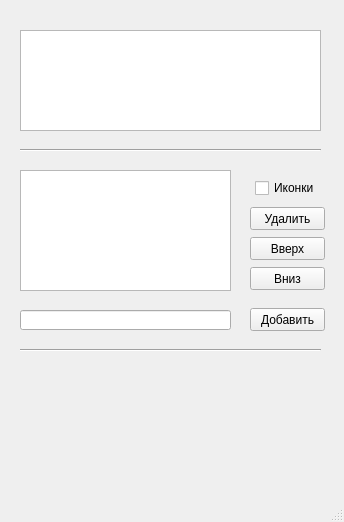
This is mainwindow.ui in renkeles/QtC_lesson_2 as Qt 5 draws it before an edit. The edited form follows.
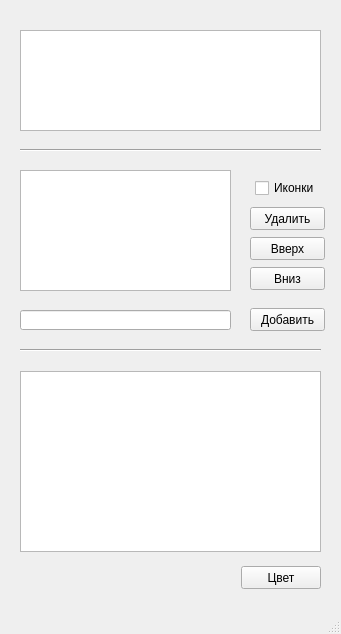
This is the edited form.

Diff of the .ui file:
```diff
--- a/mainwindow.ui
+++ b/mainwindow.ui
@@ -6,8 +6,8 @@
    <rect>
     <x>0</x>
     <y>0</y>
-    <width>344</width>
-    <height>522</height>
+    <width>341</width>
+    <height>634</height>
    </rect>
   </property>
   <property name="windowTitle">
@@ -138,6 +138,29 @@
      <string>Добавить</string>
     </property>
    </widget>
+   <widget class="QTableView" name="tableView">
+    <property name="geometry">
+     <rect>
+      <x>20</x>
+      <y>371</y>
+      <width>301</width>
+      <height>181</height>
+     </rect>
+    </property>
+   </widget>
+   <widget class="QPushButton" name="pushButton_color">
+    <property name="geometry">
+     <rect>
+      <x>241</x>
+      <y>566</y>
+      <width>80</width>
+      <height>23</height>
+     </rect>
+    </property>
+    <property name="text">
+     <string>Цвет</string>
+    </property>
+   </widget>
   </widget>
   <widget class="QMenuBar" name="menubar">
    <property name="geometry">
```
Left out of the diff: 4 changed lines with no effect on the pictures.
